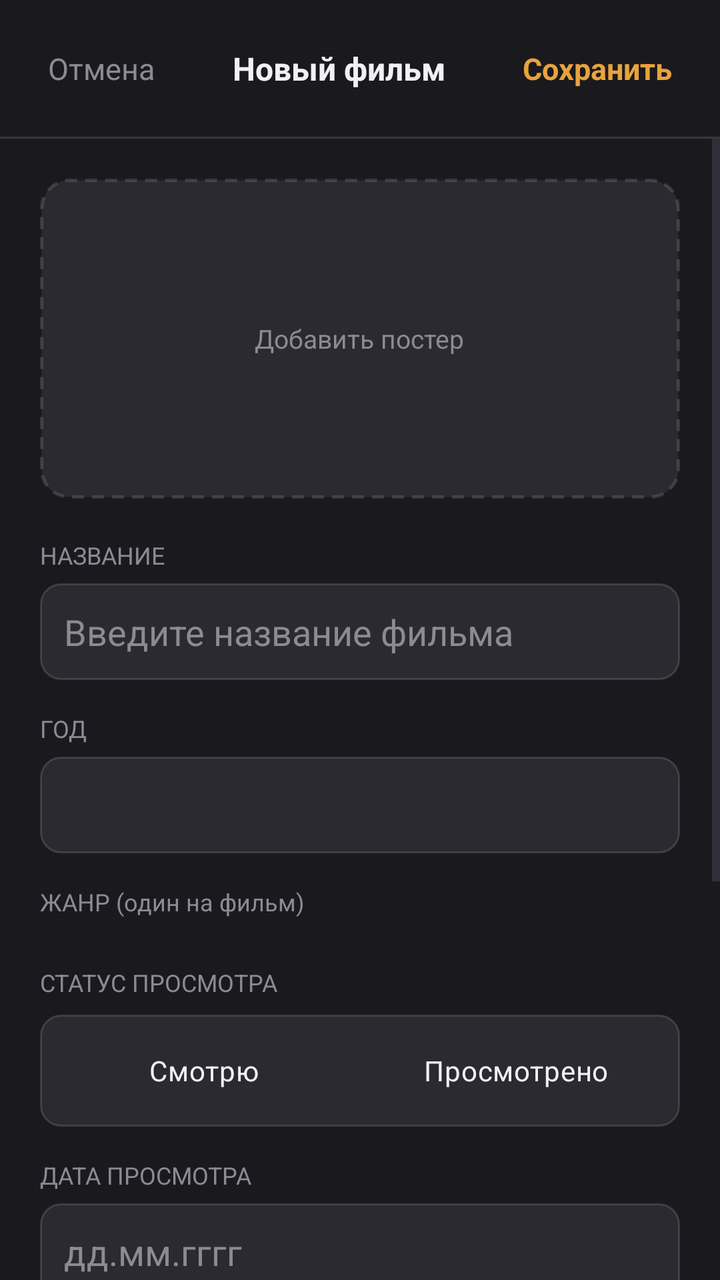
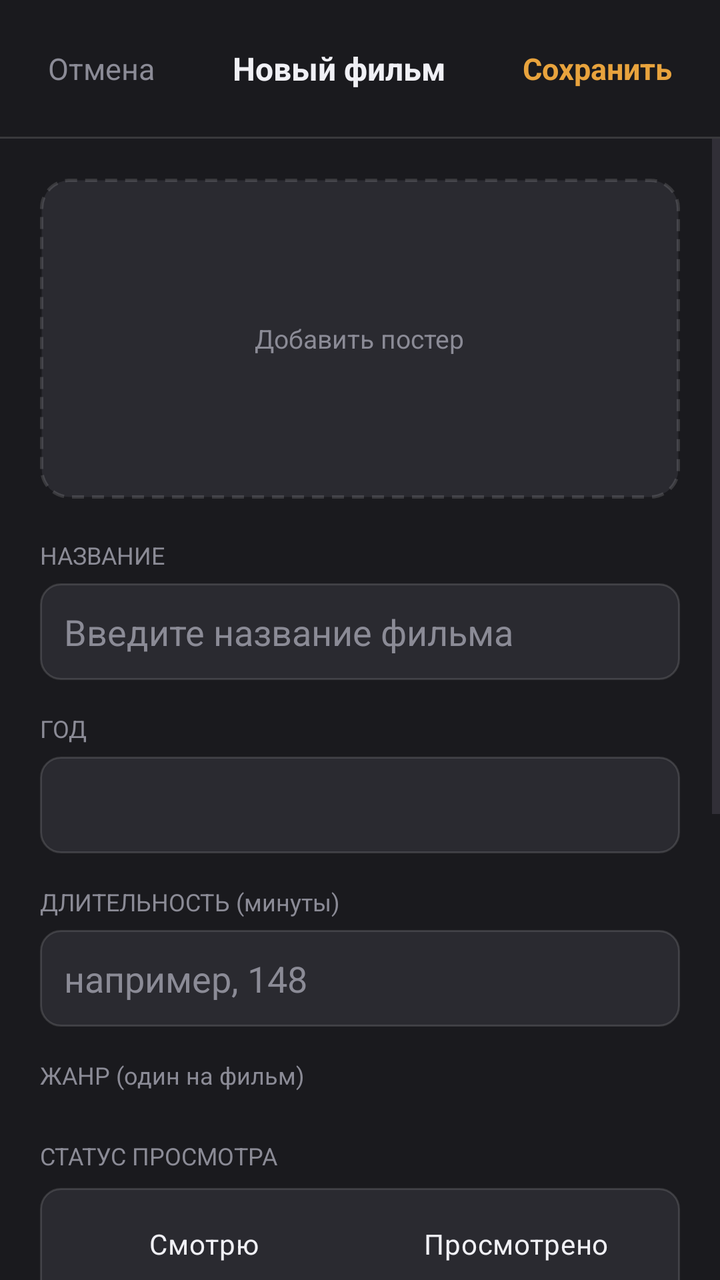

Screens rendered from an Android XML layout before and after an edit, with the pre-edit source and the edit as a unified diff.
<!-- AndroidManifest.xml: application theme Theme.MovieDiary -->
<!-- res/layout/fragment_add_movie.xml -->
<?xml version="1.0" encoding="utf-8"?>
<LinearLayout xmlns:android="http://schemas.android.com/apk/res/android"
    xmlns:app="http://schemas.android.com/apk/res-auto"
    android:layout_width="match_parent"
    android:layout_height="match_parent"
    android:orientation="vertical"
    android:background="@color/colorBackground">

    <LinearLayout
        android:layout_width="match_parent"
        android:layout_height="wrap_content"
        android:orientation="horizontal"
        android:padding="16dp"
        android:gravity="center_vertical">

        <TextView
            android:id="@+id/btnCancel"
            android:layout_width="wrap_content"
            android:layout_height="wrap_content"
            android:text="Отмена"
            android:textColor="@color/colorTextMuted"
            android:textSize="15sp"
            android:padding="8dp" />

        <TextView
            android:id="@+id/tvHeaderTitle"
            android:layout_width="0dp"
            android:layout_height="wrap_content"
            android:layout_weight="1"
            android:text="Новый фильм"
            android:textColor="@color/colorTextPrimary"
            android:textStyle="bold"
            android:textSize="16sp"
            android:gravity="center" />

        <TextView
            android:id="@+id/btnSave"
            android:layout_width="wrap_content"
            android:layout_height="wrap_content"
            android:text="Сохранить"
            android:textColor="@color/colorAccent"
            android:textStyle="bold"
            android:textSize="15sp"
            android:padding="8dp" />
    </LinearLayout>

    <View
        android:layout_width="match_parent"
        android:layout_height="1dp"
        android:background="@color/colorBorder" />

    <ScrollView
        android:layout_width="match_parent"
        android:layout_height="0dp"
        android:layout_weight="1">

        <LinearLayout
            android:layout_width="match_parent"
            android:layout_height="wrap_content"
            android:orientation="vertical"
            android:padding="20dp">

            <FrameLayout
                android:id="@+id/posterDrop"
                android:layout_width="match_parent"
                android:layout_height="160dp"
                android:layout_marginBottom="20dp"
                android:background="@drawable/bg_poster_drop">

                <LinearLayout
                    android:id="@+id/posterPlaceholder"
                    android:layout_width="wrap_content"
                    android:layout_height="wrap_content"
                    android:layout_gravity="center"
                    android:orientation="vertical"
                    android:gravity="center">

                    <TextView
                        android:layout_width="wrap_content"
                        android:layout_height="wrap_content"
                        android:text="Добавить постер"
                        android:textColor="@color/colorTextMuted"
                        android:textSize="13sp" />
                </LinearLayout>

                <ImageView
                    android:id="@+id/posterImage"
                    android:layout_width="match_parent"
                    android:layout_height="match_parent"
                    android:scaleType="centerCrop"
                    android:visibility="gone" />
            </FrameLayout>

            <TextView
                android:layout_width="wrap_content"
                android:layout_height="wrap_content"
                android:text="НАЗВАНИЕ"
                android:textColor="@color/colorTextMuted"
                android:textSize="12sp" />

            <EditText
                android:id="@+id/etTitle"
                android:layout_width="match_parent"
                android:layout_height="wrap_content"
                android:layout_marginTop="6dp"
                android:layout_marginBottom="16dp"
                android:hint="Введите название фильма"
                android:textColor="@color/colorTextPrimary"
                android:textColorHint="@color/colorTextMuted"
                android:background="@drawable/bg_input"
                android:padding="12dp" />

            <TextView
                android:layout_width="wrap_content"
                android:layout_height="wrap_content"
                android:text="ГОД"
                android:textColor="@color/colorTextMuted"
                android:textSize="12sp" />

            <EditText
                android:id="@+id/etYear"
                android:layout_width="match_parent"
                android:layout_height="wrap_content"
                android:layout_marginTop="6dp"
                android:layout_marginBottom="16dp"
                android:inputType="number"
                android:textColor="@color/colorTextPrimary"
                android:background="@drawable/bg_input"
                android:padding="12dp" />

            <TextView
                android:layout_width="wrap_content"
                android:layout_height="wrap_content"
                android:text="ЖАНР (один на фильм)"
                android:textColor="@color/colorTextMuted"
                android:textSize="12sp" />

            <com.google.android.material.chip.ChipGroup
                android:id="@+id/chipGroupGenre"
                android:layout_width="match_parent"
                android:layout_height="wrap_content"
                android:layout_marginTop="8dp"
                android:layout_marginBottom="16dp"
                app:singleSelection="true" />

            <TextView
                android:layout_width="wrap_content"
                android:layout_height="wrap_content"
                android:text="СТАТУС ПРОСМОТРА"
                android:textColor="@color/colorTextMuted"
                android:textSize="12sp" />

            <RadioGroup
                android:id="@+id/rgStatus"
                android:layout_width="match_parent"
                android:layout_height="wrap_content"
                android:orientation="horizontal"
                android:layout_marginTop="8dp"
                android:layout_marginBottom="16dp"
                android:background="@drawable/bg_input"
                android:padding="4dp">

                <RadioButton
                    android:id="@+id/rbWatching"
                    android:layout_width="0dp"
                    android:layout_height="wrap_content"
                    android:layout_weight="1"
                    android:text="Смотрю"
                    android:textColor="@color/colorTextPrimary"
                    android:button="@null"
                    android:gravity="center"
                    android:padding="10dp" />

                <RadioButton
                    android:id="@+id/rbWatched"
                    android:layout_width="0dp"
                    android:layout_height="wrap_content"
                    android:layout_weight="1"
                    android:text="Просмотрено"
                    android:textColor="@color/colorTextPrimary"
                    android:button="@null"
                    android:gravity="center"
                    android:padding="10dp"
                    android:checked="true" />
            </RadioGroup>

            <TextView
                android:id="@+id/tvDateLabel"
                android:layout_width="wrap_content"
                android:layout_height="wrap_content"
                android:text="ДАТА ПРОСМОТРА"
                android:textColor="@color/colorTextMuted"
                android:textSize="12sp" />

            <EditText
                android:id="@+id/etDate"
                android:layout_width="match_parent"
                android:layout_height="wrap_content"
                android:layout_marginTop="6dp"
                android:layout_marginBottom="16dp"
                android:hint="дд.мм.гггг"
                android:focusable="false"
                android:textColor="@color/colorTextPrimary"
                android:textColorHint="@color/colorTextMuted"
                android:background="@drawable/bg_input"
                android:padding="12dp" />

            <TextView
                android:id="@+id/tvRatingLabel"
                android:layout_width="wrap_content"
                android:layout_height="wrap_content"
                android:text="ОЦЕНКА — 5/10"
                android:textColor="@color/colorTextMuted"
                android:textSize="12sp" />

            <LinearLayout
                android:id="@+id/ratingStarsContainer"
                android:layout_width="wrap_content"
                android:layout_height="wrap_content"
                android:orientation="horizontal"
                android:layout_marginTop="8dp"
                android:layout_marginBottom="16dp" />

            <TextView
                android:layout_width="wrap_content"
                android:layout_height="wrap_content"
                android:text="ТЕГИ (через запятую)"
                android:textColor="@color/colorTextMuted"
                android:textSize="12sp" />

            <EditText
                android:id="@+id/etTags"
                android:layout_width="match_parent"
                android:layout_height="wrap_content"
                android:layout_marginTop="6dp"
                android:layout_marginBottom="16dp"
                android:hint="пересмотреть, с друзьями"
                android:textColor="@color/colorTextPrimary"
                android:textColorHint="@color/colorTextMuted"
                android:background="@drawable/bg_input"
                android:padding="12dp" />

            <TextView
                android:layout_width="wrap_content"
                android:layout_height="wrap_content"
                android:text="ОТЗЫВ"
                android:textColor="@color/colorTextMuted"
                android:textSize="12sp" />

            <EditText
                android:id="@+id/etReview"
                android:layout_width="match_parent"
                android:layout_height="wrap_content"
                android:layout_marginTop="6dp"
                android:minLines="4"
                android:gravity="top"
                android:hint="Ваши впечатления от фильма..."
                android:textColor="@color/colorTextPrimary"
                android:textColorHint="@color/colorTextMuted"
                android:background="@drawable/bg_input"
                android:padding="12dp" />

        </LinearLayout>
    </ScrollView>
</LinearLayout>
<!-- resources referenced by this layout -->
<resources>
  <color name="colorAccent">#E8A33D</color>
  <color name="colorBackground">#1A1A1E</color>
  <color name="colorBorder">#22FFFFFF</color>
  <color name="colorTextMuted">#8B8B96</color>
  <color name="colorTextPrimary">#F0F0F5</color>
  <!-- drawable bg_input (drawable) -->
  <?xml version="1.0" encoding="utf-8"?>
  <shape xmlns:android="http://schemas.android.com/apk/res/android"
      android:shape="rectangle">
      <solid android:color="@color/colorSurface" />
      <corners android:radius="10dp" />
      <stroke android:width="1dp" android:color="@color/colorBorder" />
  </shape>
  <!-- drawable bg_poster_drop (drawable) -->
  <?xml version="1.0" encoding="utf-8"?>
  <shape xmlns:android="http://schemas.android.com/apk/res/android"
      android:shape="rectangle">
      <solid android:color="@color/colorSurface" />
      <corners android:radius="14dp" />
      <stroke android:width="1.5dp" android:color="@color/colorBorder" android:dashWidth="6dp" android:dashGap="4dp" />
  </shape>
  <style name="Theme.MovieDiary" parent="Base.Theme.MovieDiary" />
  <color name="colorSurface">#2A2A30</color>
  <style name="Base.Theme.MovieDiary" parent="Theme.Material3.DayNight.NoActionBar">
          
          
      </style>
</resources>

<!-- the commit's change to res/layout/fragment_add_movie.xml (unified diff, before → after) -->
@@ -125,6 +125,27 @@
                 android:layout_marginBottom="16dp"
                 android:inputType="number"
                 android:textColor="@color/colorTextPrimary"
+                android:background="@drawable/bg_input"
+                android:padding="12dp" />
+
+            <TextView
+                android:layout_width="wrap_content"
+                android:layout_height="wrap_content"
+                android:text="ДЛИТЕЛЬНОСТЬ (минуты)"
+                android:textColor="@color/colorTextMuted"
+                android:textSize="12sp" />
+
+            <EditText
+                android:id="@+id/etDuration"
+                android:layout_width="match_parent"
+                android:layout_height="wrap_content"
+                android:layout_marginTop="6dp"
+                android:layout_marginBottom="16dp"
+                android:hint="например, 148"
+                android:inputType="number"
+                android:maxLength="3"
+                android:textColor="@color/colorTextPrimary"
+                android:textColorHint="@color/colorTextMuted"
                 android:background="@drawable/bg_input"
                 android:padding="12dp" />
 
